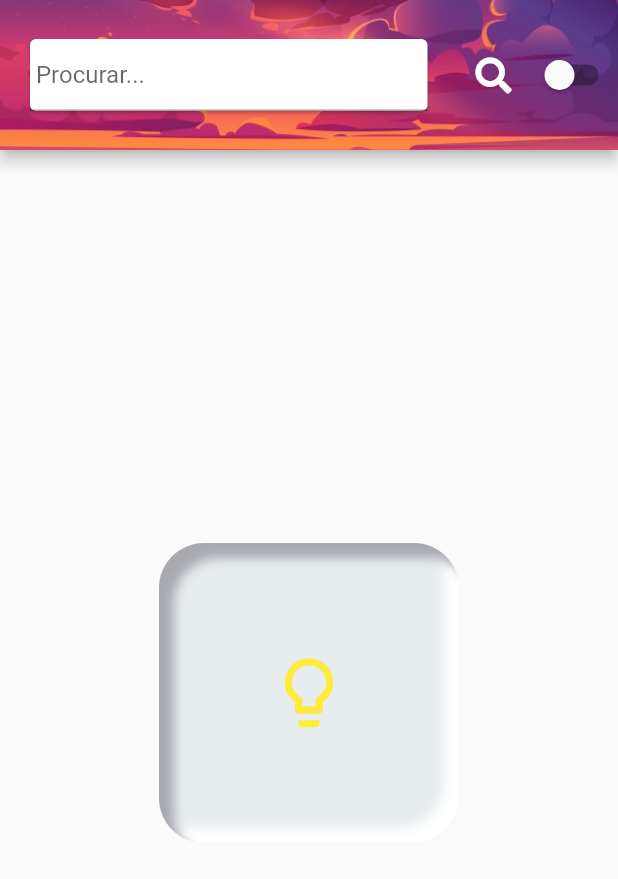
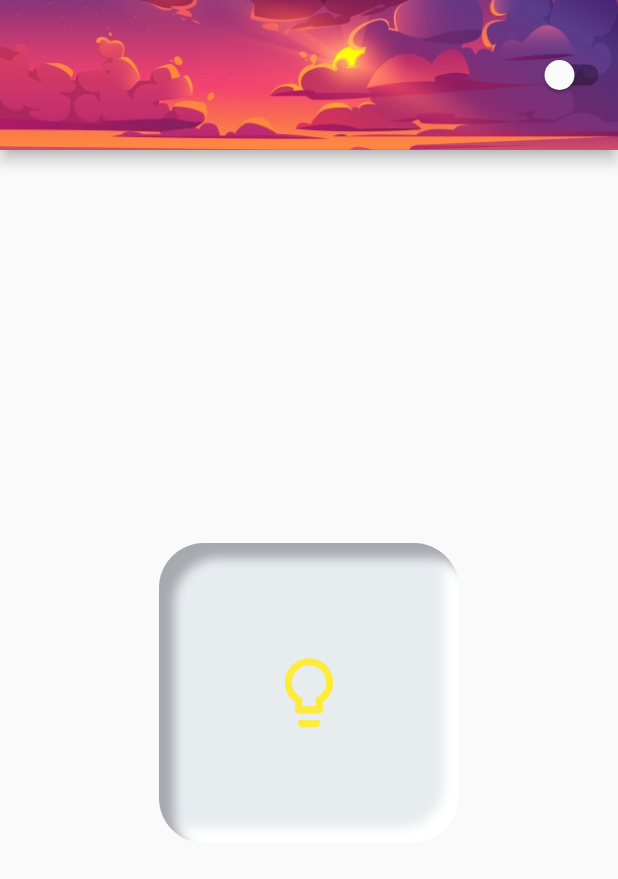
Before and after one commit to ZaunSupremoXV/iot, a Flutter app: the HomePage screen opened directly, after a tap on the "lightbulb outline" icon, on a phone screen of 412 x 824 dp. Shown: the top 879 px of the screen. Run offline on Flutter 3.47's test engine with Material 2 defaults, Android fonts, the phone set to English and light mode, and no system bars; our stand-ins replace dio, flutter_inset_box_shadow, font_awesome_flutter, google_fonts, shared_preferences; accounts and stored records are empty; network calls fail.

Commit message:
Erick 300320221630

```diff
--- a/consume_api/lib/app/pages/home/home_page.dart
+++ b/consume_api/lib/app/pages/home/home_page.dart
@@ -28,19 +28,6 @@ class _HomePageState extends State<HomePage> {
   bool isLoading = false;
   bool isPressed = false;
   String name = '';
-  DeviceModel deviceModel = DeviceModel();
-
-  init() async {
-    deviceModel = await controller.getGetState();
-    setState(() {
-      isLoading = true;
-      if (deviceModel.state == "off") {
-        isPressed = false;
-      } else {
-        isPressed = true;
-      }
-    });
-  }
 
   @override
   Widget build(BuildContext context) {
@@ -52,18 +39,6 @@ class _HomePageState extends State<HomePage> {
       builder: (context, isDark, child) {
         return Scaffold(
           appBar: AppBar(
-            title: Card(
-              child: TextFormField(
-                decoration: const InputDecoration(
-                  hintText: ' Procurar...',
-                ),
-                onChanged: (val) {
-                  setState(() {
-                    name = val;
-                  });
-                },
-              ),
-            ),
             toolbarHeight: 100,
             flexibleSpace: Image.asset(
               isDark ? "assets/images/night.jpg" : "assets/images/light.jpg",
@@ -71,11 +46,6 @@ class _HomePageState extends State<HomePage> {
             ),
             backgroundColor: Colors.transparent,
             actions: [
-              IconButton(
-                  onPressed: () {
-                    init();
-                  },
-                  icon: const Icon(FontAwesomeIcons.search)),
               CustomSwitchWidget(),
             ],
           ),
@@ -85,9 +55,9 @@ class _HomePageState extends State<HomePage> {
                 setState(() {
                   isPressed = !isPressed;
                   if (isPressed == true) {
+                    controller.getSetState("on");
+                  } else {
                     controller.getSetState("off");
-                  } else {
-                    controller.getSetState("on");
                   }
                 });
               },
```
